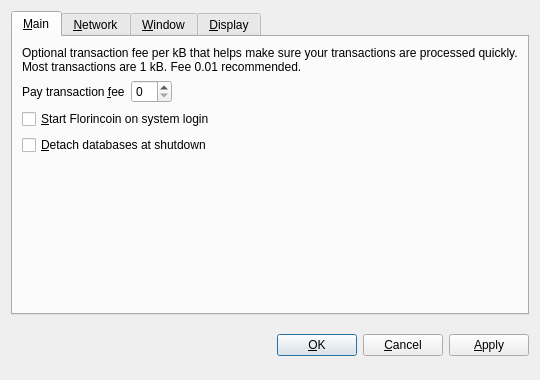
Old version of the form src/qt/forms/optionsdialog.ui in the repository RagnarokAngel/GLSPoints.
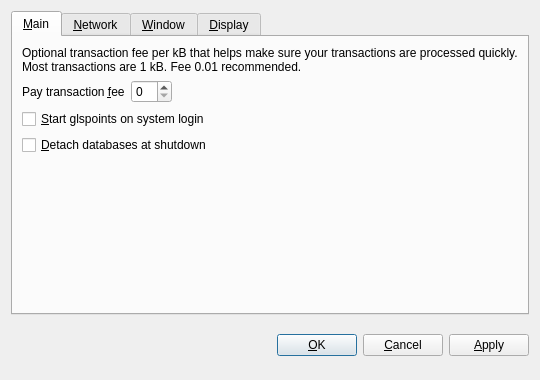
New version of the form. The open tabs and pages were chosen to show the change. Custom widgets are drawn as their Qt base class.

```diff
--- a/src/qt/forms/optionsdialog.ui
+++ b/src/qt/forms/optionsdialog.ui
@@ -82,7 +82,7 @@
           <string>Automatically start Florincoin after logging in to the system.</string>
          </property>
          <property name="text">
-          <string>&amp;Start Florincoin on system login</string>
+          <string>&amp;Start glspoints on system login</string>
          </property>
         </widget>
        </item>
```
Left out of the diff: 10 changed lines with no effect on the pictures.
